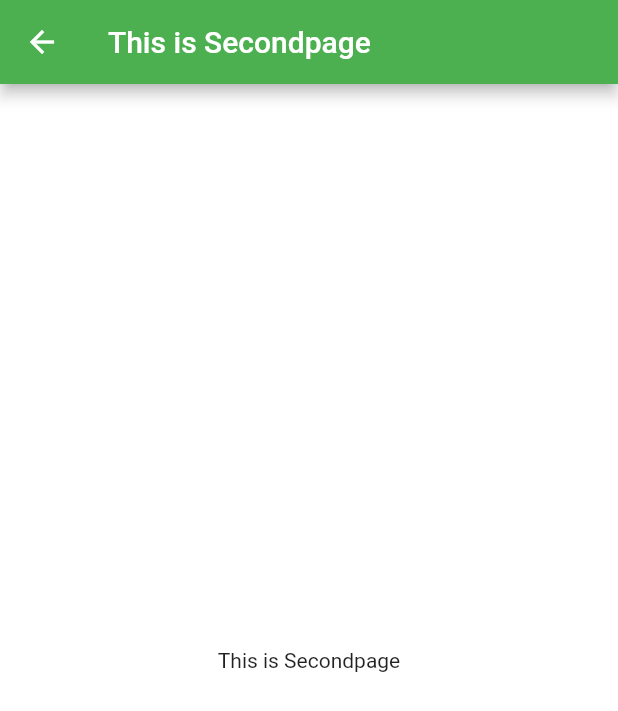
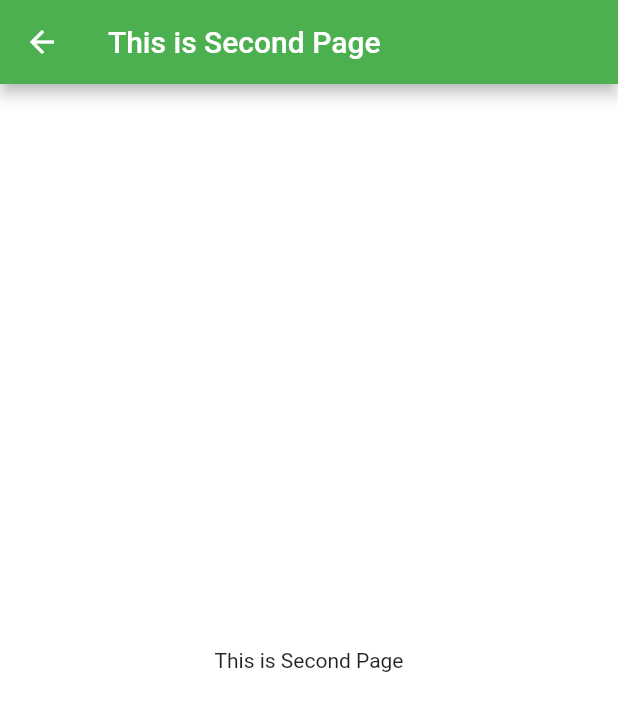
Before and after one commit to rtandil-agrotech/flutter_basics_project_2, a Flutter app: the SecondPage screen opened by its route, on a phone screen of 412 x 824 dp. Shown: the top 711 px of the screen. Run offline on Flutter 3.47's test engine with Material 2 defaults, Android fonts, the phone set to English and light mode, and no system bars; missing offline and left inert: dart:js.

Commit message:
Navigation by onGenerateRoute

```diff
--- a/lib/main.dart
+++ b/lib/main.dart
@@ -21,14 +21,39 @@ class App extends StatelessWidget {
         ).copyWith(secondary: Colors.blue),
       ),
       initialRoute: '/',
-      routes: Router().routes,
+      onGenerateRoute: RouteManager.generateRoute,
     );
   }
 }
 
-class Router {
-  Map<String, Widget Function(BuildContext)> routes = {
-    '/': (context) => HomePage(title: 'This is Homepage'),
-    '/second': (context) => SecondPage(title: 'This is Secondpage'),
-  };
+class RouteManager {
+  static Route<dynamic> generateRoute(RouteSettings settings) {
+    switch (settings.name) {
+      case '/':
+        return MaterialPageRoute(
+            builder: (_) => HomePage(title: 'This is Home Page'));
+      case '/second':
+        return MaterialPageRoute(
+            builder: (_) => SecondPage(title: 'This is Second Page'));
+      default:
+        return MaterialPageRoute(
+            builder: (_) => _DefaultRouteErrorPage(settings: settings));
+    }
+  }
 }
+
+class _DefaultRouteErrorPage extends StatelessWidget {
+  _DefaultRouteErrorPage({required RouteSettings settings})
+      : _settings = settings;
+
+  final RouteSettings _settings;
+
+  @override
+  Widget build(BuildContext context) {
+    return Scaffold(
+      body: Center(
+        child: Text('No route defined for ${_settings.name}'),
+      ),
+    );
+  }
+}
```
